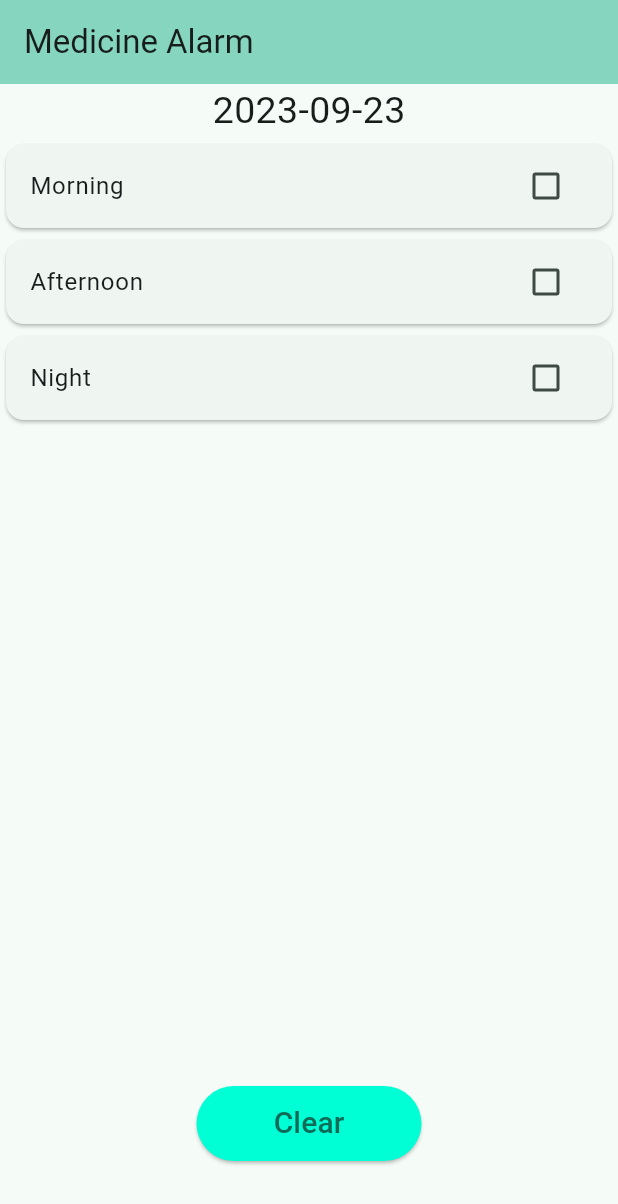
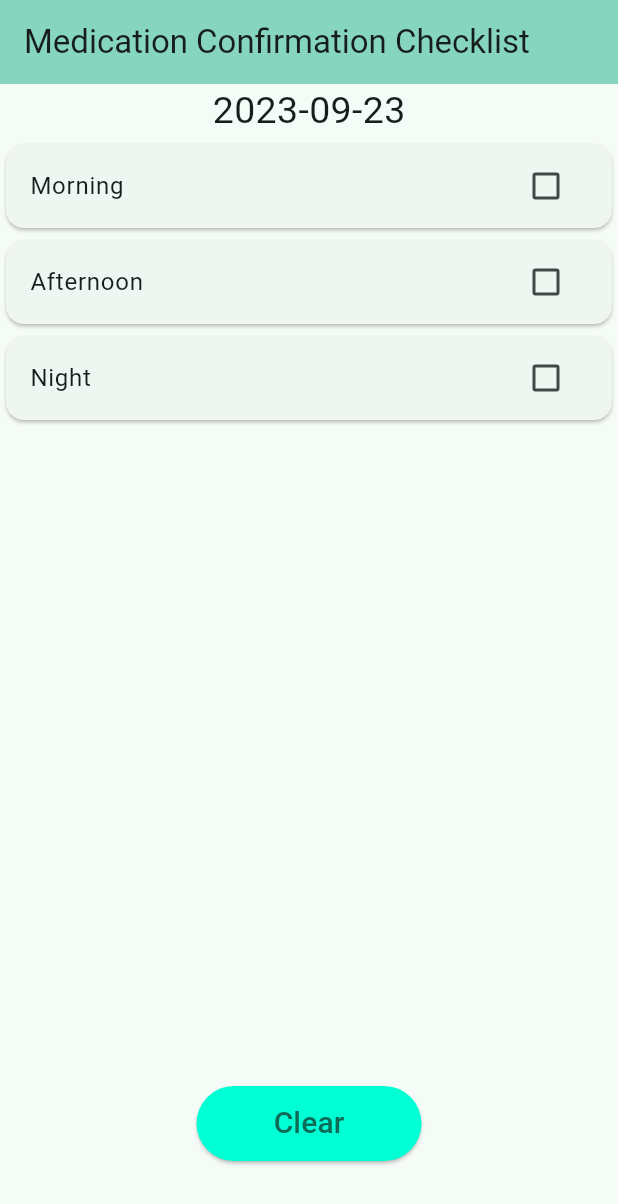
Before and after one commit to tera1994/medicine_alarm, a Flutter app: the screen it shows after launch, on a phone screen of 412 x 824 dp. Shown: the top 1204 px of the screen. Run offline on Flutter 3.47's test engine with Material 2 defaults, Android fonts, the phone set to English and light mode, and no system bars; our stand-ins replace flutter_local_notifications, flutter_timezone, shared_preferences, timezone.

Commit message:
Modify app bar title

```diff
--- a/lib/main.dart
+++ b/lib/main.dart
@@ -35,7 +35,7 @@ class MyApp extends StatelessWidget {
             ColorScheme.fromSeed(seedColor: Color.fromARGB(255, 0, 255, 213)),
         useMaterial3: true,
       ),
-      home: const MyHomePage(title: 'Medicine Alarm'),
+      home: const MyHomePage(title: 'Medication Confirmation Checklist'),
     );
   }
 }
```
